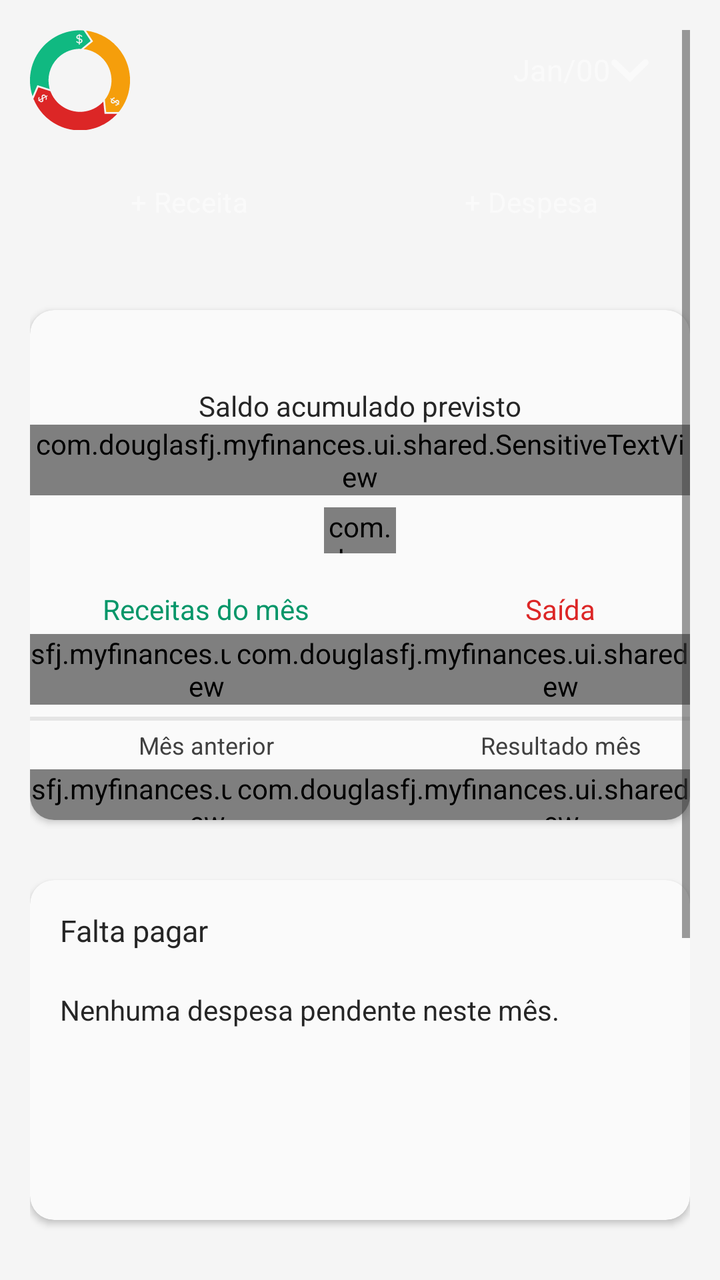
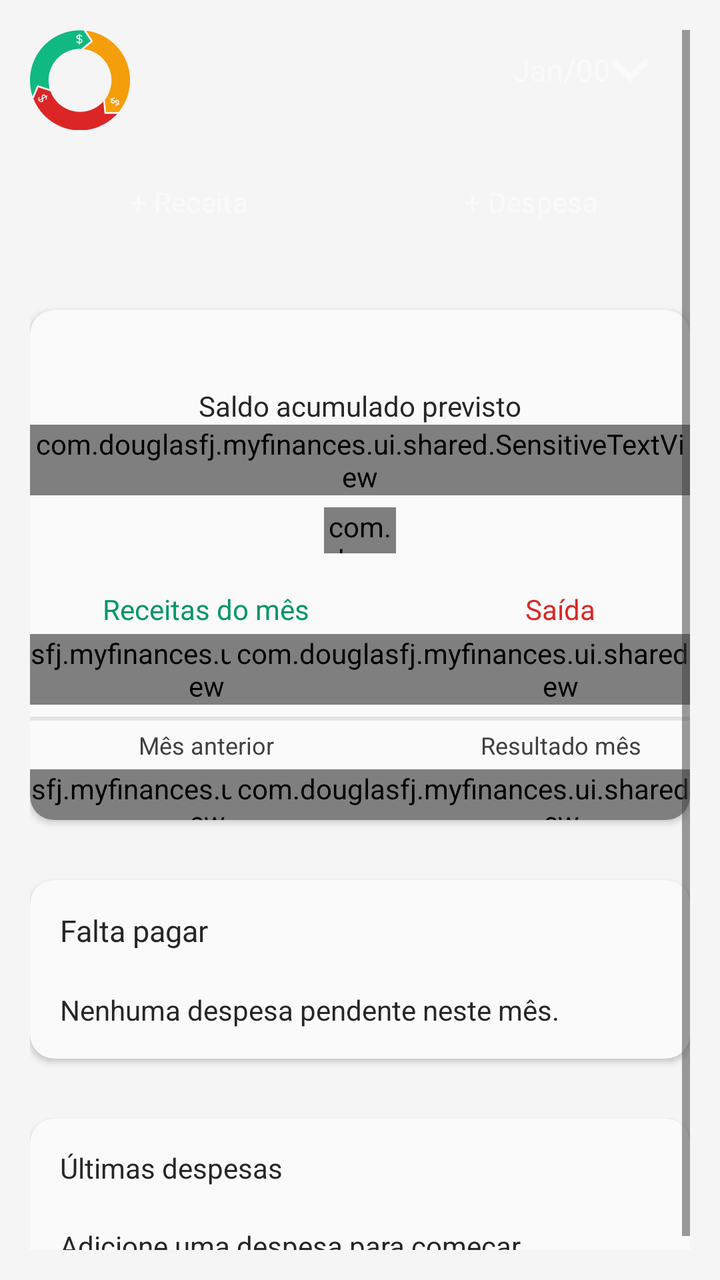

The first picture is an Android layout as it rendered before a commit; the second is the same layout after the commit. The layout source and the unified diff follow.
<!-- AndroidManifest.xml: application theme Theme.MyFinances -->
<!-- res/layout/fragment_home.xml -->
<?xml version="1.0" encoding="utf-8"?>
<androidx.constraintlayout.widget.ConstraintLayout xmlns:android="http://schemas.android.com/apk/res/android"
    xmlns:app="http://schemas.android.com/apk/res-auto"
    xmlns:tools="http://schemas.android.com/tools"
    android:layout_width="match_parent"
    android:layout_height="match_parent"
    tools:context=".ui.home.HomeFragment">

    <ScrollView
        android:layout_width="match_parent"
        android:layout_height="match_parent"
        android:background="@color/neutral_100"
        android:padding="15dp"
        app:layout_constraintTop_toTopOf="parent">

        <androidx.constraintlayout.widget.ConstraintLayout
            android:id="@+id/fragment_home_constraint_wrapper"
            android:layout_width="match_parent"
            android:layout_height="wrap_content">

            <androidx.constraintlayout.widget.ConstraintLayout
                android:id="@+id/fragment_home_constraint_l_icon"
                android:layout_width="match_parent"
                android:layout_height="wrap_content"
                app:layout_constraintLeft_toLeftOf="parent"
                app:layout_constraintTop_toTopOf="parent">

                <ImageView
                    android:layout_width="50dp"
                    android:layout_height="50dp"
                    android:src="@drawable/circlemyfinances"
                    app:layout_constraintStart_toStartOf="parent"
                    app:layout_constraintTop_toTopOf="parent" />

                <Button
                    android:id="@+id/fragment_home_mes_selection"
                    style="?attr/buttonStyle"
                    android:textColor="@color/neutral_50"
                    android:layout_width="wrap_content"
                    android:layout_height="40dp"
                    android:drawableEnd="@drawable/arrow"
                    android:drawableTint="@color/neutral_50"
                    android:paddingHorizontal="20dp"
                    android:paddingVertical="5dp"
                    android:text="@string/default_month_text"
                    android:textSize="15sp"
                    app:layout_constraintEnd_toEndOf="parent"
                    app:layout_constraintTop_toTopOf="parent" />

            </androidx.constraintlayout.widget.ConstraintLayout>

            <LinearLayout
                android:id="@+id/fragment_home_actions"
                android:layout_width="match_parent"
                android:layout_height="wrap_content"
                android:orientation="horizontal"
                android:layout_marginTop="12dp"
                app:layout_constraintTop_toBottomOf="@id/fragment_home_constraint_l_icon">
                <Button android:id="@+id/fragment_home_add_income"
                    android:textColor="@color/neutral_50"
                    android:layout_width="0dp" android:layout_weight="1"
                    android:layout_marginRight="12dp"
                    android:backgroundTint="@color/emerald_700"
                    android:layout_height="wrap_content" android:text="+ Receita"/>
                <Button android:id="@+id/fragment_home_add_expense"
                    android:textColor="@color/neutral_50"
                    android:layout_width="0dp" android:layout_weight="1"
                    android:backgroundTint="@color/red_700"
                    android:layout_height="wrap_content" android:text="+ Despesa"/>
            </LinearLayout>

            <com.google.android.material.card.MaterialCardView
                android:id="@+id/fragment_home_card_saldos"
                style="@style/Widget.MyFinances.HomeBox"
                android:layout_width="match_parent"
                android:layout_height="255dp"
                android:layout_marginTop="30dp"
                app:layout_constraintTop_toBottomOf="@+id/fragment_home_actions">

                <androidx.constraintlayout.widget.ConstraintLayout
                    android:layout_width="match_parent"
                    android:layout_height="match_parent">

                    <TextView
                        android:id="@+id/fragment_home_saldo_conta_alias"
                        android:layout_width="wrap_content"
                        android:layout_height="wrap_content"
                        android:text="Saldo acumulado previsto"
                        android:textSize="14sp"
                        android:textColor="@color/neutral_800"
                        app:layout_constraintBottom_toBottomOf="parent"
                        app:layout_constraintEnd_toEndOf="parent"
                        app:layout_constraintStart_toStartOf="parent"
                        app:layout_constraintTop_toTopOf="parent"
                        app:layout_constraintVertical_bias="0.162" />

                    <com.douglasfj.myfinances.ui.shared.SensitiveTextView
                        android:id="@+id/fragment_home_saldo_conta"
                        android:layout_width="wrap_content"
                        android:layout_height="wrap_content"
                        android:text="@string/str_default_money"
                        android:textColor="@color/neutral_950"
                        android:textSize="20sp"
                        app:layout_constraintEnd_toEndOf="parent"
                        app:layout_constraintStart_toStartOf="parent"
                        app:layout_constraintTop_toBottomOf="@+id/fragment_home_saldo_conta_alias" />


                    <com.douglasfj.myfinances.ui.shared.SetSentiveImageButtonView
                        android:id="@+id/fragment_home_sensitive_visibility_button"
                        android:layout_width="36dp"
                        android:layout_height="23dp"
                        android:layout_marginTop="6dp"
                        android:background="@color/transparent"
                        android:scaleType="centerInside"
                        app:layout_constraintEnd_toEndOf="parent"
                        app:layout_constraintStart_toStartOf="parent"
                        app:layout_constraintTop_toBottomOf="@+id/fragment_home_saldo_conta"
                        app:tint="@color/neutral_800" />

                    <TextView
                        android:id="@+id/fragment_home_saldo_entrada_alias"
                        android:layout_width="wrap_content"
                        android:layout_height="wrap_content"
                        android:text="Receitas do mês"
                        android:textColor="@color/emerald_600"
                        android:textSize="14sp"
                        app:layout_constraintBottom_toBottomOf="parent"
                        app:layout_constraintEnd_toEndOf="parent"
                        app:layout_constraintHorizontal_bias="0.16"
                        app:layout_constraintStart_toStartOf="parent"
                        app:layout_constraintTop_toTopOf="parent"
                        app:layout_constraintVertical_bias="0.593" />

                    <com.douglasfj.myfinances.ui.shared.SensitiveTextView
                        android:id="@+id/fragment_home_saldo_entrada"
                        android:layout_width="wrap_content"
                        android:layout_height="wrap_content"
                        android:layout_marginTop="3dp"
                        android:text="@string/str_default_money"
                        android:textColor="@color/emerald_950"
                        android:textSize="16sp"
                        app:layout_constraintEnd_toEndOf="@+id/fragment_home_saldo_entrada_alias"
                        app:layout_constraintStart_toStartOf="@+id/fragment_home_saldo_entrada_alias"
                        app:layout_constraintTop_toBottomOf="@+id/fragment_home_saldo_entrada_alias" />

                    <TextView
                        android:id="@+id/fragment_home_saldo_saida_alias"
                        android:layout_width="wrap_content"
                        android:layout_height="wrap_content"
                        android:text="Saída"
                        android:textColor="@color/red_600"
                        android:textSize="14sp"
                        app:layout_constraintBottom_toBottomOf="parent"
                        app:layout_constraintEnd_toEndOf="parent"
                        app:layout_constraintHorizontal_bias="0.84"
                        app:layout_constraintStart_toStartOf="parent"
                        app:layout_constraintTop_toTopOf="parent"
                        app:layout_constraintVertical_bias="0.593" />

                    <com.douglasfj.myfinances.ui.shared.SensitiveTextView
                        android:id="@+id/fragment_home_saldo_saida"
                        android:layout_width="wrap_content"
                        android:layout_height="wrap_content"
                        android:layout_marginTop="3dp"
                        android:text="@string/str_default_money"
                        android:textColor="@color/red_950"
                        android:textSize="16sp"
                        app:layout_constraintEnd_toEndOf="@+id/fragment_home_saldo_saida_alias"
                        app:layout_constraintStart_toStartOf="@+id/fragment_home_saldo_saida_alias"
                        app:layout_constraintTop_toBottomOf="@+id/fragment_home_saldo_saida_alias" />

                    <LinearLayout
                        android:layout_width="match_parent"
                        android:layout_height="2dp"
                        android:layout_marginTop="6dp"
                        android:gravity="center"
                        android:background="@color/neutral_200"
                        app:layout_constraintTop_toBottomOf="@id/fragment_home_saldo_saida"/>

                    <TextView
                        android:id="@+id/fragment_home_saldo_anterior_alias"
                        android:layout_width="wrap_content"
                        android:layout_height="wrap_content"
                        android:layout_marginTop="12dp"
                        android:text="Mês anterior"
                        android:textColor="@color/neutral_700"
                        android:textSize="12sp"
                        app:layout_constraintStart_toStartOf="@+id/fragment_home_saldo_entrada"
                        app:layout_constraintEnd_toEndOf="@+id/fragment_home_saldo_entrada"
                        app:layout_constraintTop_toBottomOf="@+id/fragment_home_saldo_entrada" />

                    <com.douglasfj.myfinances.ui.shared.SensitiveTextView
                        android:id="@+id/fragment_home_saldo_anterior"
                        android:layout_width="wrap_content"
                        android:layout_height="wrap_content"
                        android:layout_marginTop="4dp"
                        android:text="R$ 000,00"
                        android:textSize="12sp"
                        android:textColor="@color/neutral_600"
                        app:layout_constraintStart_toStartOf="@+id/fragment_home_saldo_anterior_alias"
                        app:layout_constraintEnd_toEndOf="@id/fragment_home_saldo_anterior_alias"
                        app:layout_constraintTop_toBottomOf="@id/fragment_home_saldo_anterior_alias"/>

                    <TextView
                        android:id="@+id/fragment_home_resultado_mes_alias"
                        android:layout_width="wrap_content"
                        android:layout_height="wrap_content"
                        android:layout_marginTop="12dp"
                        android:text="Resultado mês"
                        android:textColor="@color/neutral_700"
                        android:textSize="12sp"
                        app:layout_constraintStart_toStartOf="@+id/fragment_home_saldo_saida"
                        app:layout_constraintEnd_toEndOf="@+id/fragment_home_saldo_saida"
                        app:layout_constraintTop_toBottomOf="@+id/fragment_home_saldo_saida" />

                    <com.douglasfj.myfinances.ui.shared.SensitiveTextView
                        android:id="@+id/fragment_home_resultado_mes"
                        android:layout_width="wrap_content"
                        android:layout_height="wrap_content"
                        android:layout_marginTop="4dp"
                        android:text="R$ 000,00"
                        android:textSize="12sp"
                        android:textColor="@color/neutral_600"
                        app:layout_constraintStart_toStartOf="@id/fragment_home_resultado_mes_alias"
                        app:layout_constraintEnd_toEndOf="@id/fragment_home_resultado_mes_alias"
                        app:layout_constraintTop_toBottomOf="@id/fragment_home_resultado_mes_alias"/>

                </androidx.constraintlayout.widget.ConstraintLayout>
            </com.google.android.material.card.MaterialCardView>

            <com.google.android.material.card.MaterialCardView
                android:id="@+id/fragment_home_card_falta_pagar"
                style="@style/Widget.MyFinances.HomeBox"
                android:layout_width="match_parent"
                android:layout_height="170dp"
                android:layout_marginTop="30dp"
                app:layout_constraintTop_toBottomOf="@+id/fragment_home_card_saldos">
                <androidx.constraintlayout.widget.ConstraintLayout
                    android:layout_width="match_parent"
                    android:layout_height="match_parent"
                    android:padding="15dp">

                    <androidx.constraintlayout.widget.ConstraintLayout
                        android:id="@+id/fragment_home_title_falta_pagar"
                        android:layout_width="match_parent"
                        android:layout_height="wrap_content"
                        app:layout_constraintLeft_toLeftOf="parent"
                        app:layout_constraintTop_toTopOf="parent">

                        <TextView
                            android:layout_width="wrap_content"
                            android:layout_height="wrap_content"
                            android:text="@string/str_card_falta_pagar"
                            android:textColor="@color/neutral_800"
                            android:textSize="15sp"
                            app:layout_constraintStart_toStartOf="parent"
                            app:layout_constraintTop_toTopOf="parent" />

                    </androidx.constraintlayout.widget.ConstraintLayout>

                    <GridView
                        android:id="@+id/fragment_home_lista_falta_pagar"
                        android:layout_width="match_parent"
                        android:layout_height="116dp"
                        android:numColumns="2"
                        android:verticalSpacing="10dp"
                        app:layout_constraintStart_toStartOf="parent"
                        app:layout_constraintTop_toBottomOf="@+id/fragment_home_title_falta_pagar"
                        tools:listitem="@layout/layout_despesa" />
                    <TextView android:id="@+id/fragment_home_pending_empty"
                        android:textColor="@color/neutral_800"
                        android:layout_width="match_parent" android:layout_height="wrap_content"
                        android:text="Nenhuma despesa pendente neste mês."
                        android:paddingTop="20dp"
                        app:layout_constraintTop_toBottomOf="@id/fragment_home_title_falta_pagar"/>
                </androidx.constraintlayout.widget.ConstraintLayout>
            </com.google.android.material.card.MaterialCardView>

            <com.google.android.material.card.MaterialCardView
                android:layout_width="match_parent"
                android:layout_height="220dp"
                android:layout_marginTop="30dp"
                style="@style/Widget.MyFinances.HomeBox"
                app:layout_constraintTop_toBottomOf="@id/fragment_home_card_falta_pagar">
                <androidx.constraintlayout.widget.ConstraintLayout
                    android:layout_width="match_parent"
                    android:layout_height="match_parent"
                    android:padding="15dp">

                    <TextView
                        android:id="@+id/textView"
                        android:textColor="@color/neutral_800"
                        android:layout_width="wrap_content"
                        android:layout_height="wrap_content"
                        android:text="@string/str_card_ultimas_despesas"
                        app:layout_constraintLeft_toLeftOf="parent"
                        app:layout_constraintTop_toTopOf="parent" />

                    <ListView
                        android:id="@+id/fragment_home_lista_ultimas_despesas"
                        android:layout_width="match_parent"
                        android:layout_height="170dp"
                        app:layout_constraintStart_toStartOf="parent"
                        app:layout_constraintTop_toBottomOf="@+id/textView"
                        tools:listitem="@layout/layout_ultimas_despesas"/>
                    <TextView android:id="@+id/fragment_home_recent_empty"
                        android:textColor="@color/neutral_800"
                        android:layout_width="match_parent" android:layout_height="wrap_content"
                        android:text="Adicione uma despesa para começar."
                        android:paddingTop="20dp"
                        app:layout_constraintTop_toBottomOf="@id/textView"/>

                </androidx.constraintlayout.widget.ConstraintLayout>
            </com.google.android.material.card.MaterialCardView>

        </androidx.constraintlayout.widget.ConstraintLayout>
    </ScrollView>

</androidx.constraintlayout.widget.ConstraintLayout>
<!-- res/layout/layout_despesa.xml (included above) -->
<?xml version="1.0" encoding="utf-8"?>
<androidx.constraintlayout.widget.ConstraintLayout xmlns:android="http://schemas.android.com/apk/res/android"
    xmlns:tools="http://schemas.android.com/tools"
    android:layout_width="wrap_content"
    android:layout_height="40dp"
    xmlns:app="http://schemas.android.com/apk/res-auto">

    <androidx.constraintlayout.widget.ConstraintLayout
        android:id="@+id/layout_despesa_wrapper_imagem"
        android:layout_width="40dp"
        android:layout_height="match_parent"
        android:background="@drawable/circle"
        android:backgroundTint="@color/neutral_300"
        app:layout_constraintStart_toStartOf="parent">

        <ImageView
            android:id="@+id/layout_despesa_imagem"
            android:layout_width="25dp"
            android:layout_height="25dp"
            android:src="@drawable/base"
            app:tint="@color/neutral_950"
            app:layout_constraintBottom_toBottomOf="parent"
            app:layout_constraintEnd_toEndOf="parent"
            app:layout_constraintStart_toStartOf="parent"
            app:layout_constraintTop_toTopOf="parent" />
    </androidx.constraintlayout.widget.ConstraintLayout>

    <androidx.constraintlayout.widget.ConstraintLayout
        android:id="@+id/layout_despesa_wrapper_textos"
        android:layout_width="wrap_content"
        android:layout_height="wrap_content"
        android:layout_marginStart="6dp"
        app:layout_constraintTop_toTopOf="parent"
        app:layout_constraintBottom_toBottomOf="parent"
        app:layout_constraintLeft_toRightOf="@id/layout_despesa_wrapper_imagem">

        <TextView
            android:id="@+id/layout_despesa_nome_despesa"
            android:layout_width="wrap_content"
            android:layout_height="wrap_content"
            android:layout_marginBottom="2dp"
            android:textSize="12sp"
            android:text="@string/str_default_nome_despesa"
            android:textColor="@color/neutral_950"
            app:layout_constraintTop_toTopOf="parent"
            app:layout_constraintLeft_toLeftOf="parent"/>

        <com.douglasfj.myfinances.ui.shared.SensitiveTextView
            android:id="@+id/layout_despesa_despesa"
            android:layout_width="wrap_content"
            android:layout_height="wrap_content"
            android:textSize="11sp"
            android:text="@string/str_default_money"
            android:textColor="@color/neutral_700"
            app:layout_constraintTop_toBottomOf="@id/layout_despesa_nome_despesa"
            app:layout_constraintLeft_toLeftOf="parent"/>
    </androidx.constraintlayout.widget.ConstraintLayout>
</androidx.constraintlayout.widget.ConstraintLayout>
<!-- res/layout/layout_ultimas_despesas.xml (included above) -->
<?xml version="1.0" encoding="utf-8"?>
<androidx.constraintlayout.widget.ConstraintLayout xmlns:android="http://schemas.android.com/apk/res/android"
    android:layout_width="match_parent"
    android:layout_height="wrap_content"
    android:padding="5dp"
    xmlns:app="http://schemas.android.com/apk/res-auto">
    <include layout="@layout/layout_despesa"
        app:layout_constraintTop_toTopOf="parent"
        app:layout_constraintLeft_toLeftOf="parent" />

    <TextView
        android:id="@+id/layout_ultima_despesa_mes"
        android:textColor="@color/neutral_800"
        android:layout_width="wrap_content"
        android:layout_height="wrap_content"
        android:text="@string/default_month_text"
        android:textSize="15sp"
        app:layout_constraintBottom_toBottomOf="parent"
        app:layout_constraintRight_toRightOf="parent"
        app:layout_constraintTop_toTopOf="parent" />
</androidx.constraintlayout.widget.ConstraintLayout>
<!-- resources referenced by this layout -->
<resources>
  <color name="emerald_600">#059669</color>
  <color name="emerald_700">#047857</color>
  <color name="emerald_950">#022C22</color>
  <color name="neutral_100">#F5F5F5</color>
  <color name="neutral_200">#E5E5E5</color>
  <color name="neutral_300">#D4D4D4</color>
  <color name="neutral_50">#FAFAFA</color>
  <color name="neutral_600">#525252</color>
  <color name="neutral_700">#404040</color>
  <color name="neutral_800">#262626</color>
  <color name="neutral_950">#0A0A0A</color>
  <color name="red_600">#DC2626</color>
  <color name="red_700">#B91C1C</color>
  <color name="red_950">#450A0A</color>
  <color name="transparent">#00FFFFFF</color>
  <!-- drawable arrow (drawable) -->
  <vector xmlns:android="http://schemas.android.com/apk/res/android"
      android:width="20dp"
      android:height="12dp"
      android:viewportWidth="20"
      android:viewportHeight="12">
    <path
        android:pathData="M1.14,3.433C0.511,2.822 0.511,1.832 1.14,1.222V1.222C1.77,0.611 2.791,0.611 3.421,1.222L12.258,9.789L9.978,12L1.14,3.433Z"
        android:fillColor="@color/neutral_800"/>
    <path
        android:pathData="M16.579,1.105C17.209,0.495 18.23,0.495 18.86,1.105V1.105C19.49,1.716 19.49,2.706 18.86,3.316L10.023,11.884L7.742,9.673L16.579,1.105Z"
        android:fillColor="@color/neutral_800"/>
  </vector>
  <!-- drawable circle (drawable) -->
  <?xml version="1.0" encoding="utf-8"?>
  <shape xmlns:android="http://schemas.android.com/apk/res/android"
      android:shape="oval">
      <solid android:color="@color/neutral_50"/>
  </shape>
  <string name="default_month_text">Jan/00</string>
  <string name="str_card_falta_pagar">Falta pagar</string>
  <string name="str_card_ultimas_despesas">Últimas despesas</string>
  <string name="str_default_money">R$ 000,00</string>
  <string name="str_default_nome_despesa">Nome da Despesa</string>
  <style name="Widget.MyFinances.HomeBox" parent="">
          <item name="cardBackgroundColor">@color/neutral_50</item>
          <item name="strokeWidth">0dp</item>
          <item name="cardElevation">2dp</item>
      </style>
  <color name="emerald_100">#D1FAE5</color>
  <color name="amber_700">#B45309</color>
  <color name="amber_100">#FEF3C7</color>
  <color name="amber_950">#451A03</color>
  <color name="emerald_200">#A7F3D0</color>
  <color name="neutral_500">#737373</color>
  <color name="red_100">#FEE2E2</color>
  <style name="Widget.MyFinances.TextView" parent="Widget.AppCompat.TextView">
          <item name="android:textColor">@color/neutral_950</item>
      </style>
  <style name="Widget.MyFinances.Button" parent="Widget.Material3.Button">
          <item name="android:textColor">@color/neutral_50</item>
          <item name="android:elevation">6dp</item>
          <item name="android:translationZ">2dp</item>
      </style>
  <style name="ThemeOverlay.MyFinances.AlertDialog" parent="ThemeOverlay.AppCompat.Dialog.Alert">
          <item name="android:windowBackground">@color/dialog_background</item>
          <item name="android:colorBackgroundFloating">@color/dialog_background</item>
          <item name="android:textColorPrimary">@color/dialog_text</item>
          <item name="android:textColorSecondary">@color/dialog_text</item>
          <item name="colorAccent">@color/dialog_action</item>
          <item name="buttonBarPositiveButtonStyle">@style/Widget.MyFinances.DialogButton</item>
          <item name="buttonBarNegativeButtonStyle">@style/Widget.MyFinances.DialogButton</item>
          <item name="buttonBarNeutralButtonStyle">@style/Widget.MyFinances.DialogButton</item>
      </style>
  <color name="dialog_background">@color/neutral_50</color>
  <color name="dialog_text">@color/neutral_800</color>
  <color name="dialog_action">@color/emerald_700</color>
  <style name="Widget.MyFinances.DialogButton" parent="Widget.AppCompat.Button.ButtonBar.AlertDialog">
          <item name="android:textColor">@color/dialog_action</item>
      </style>
  <!-- unchanged entries left out for length: 3 -->
</resources>

<!-- the commit's change to res/layout/fragment_home.xml (unified diff, before → after) -->
@@ -233,7 +233,7 @@
                 android:id="@+id/fragment_home_card_falta_pagar"
                 style="@style/Widget.MyFinances.HomeBox"
                 android:layout_width="match_parent"
-                android:layout_height="170dp"
+                android:layout_height="wrap_content"
                 android:layout_marginTop="30dp"
                 app:layout_constraintTop_toBottomOf="@+id/fragment_home_card_saldos">
                 <androidx.constraintlayout.widget.ConstraintLayout
@@ -262,7 +262,7 @@
                     <GridView
                         android:id="@+id/fragment_home_lista_falta_pagar"
                         android:layout_width="match_parent"
-                        android:layout_height="116dp"
+                        android:layout_height="wrap_content"
                         android:numColumns="2"
                         android:verticalSpacing="10dp"
                         app:layout_constraintStart_toStartOf="parent"
@@ -279,7 +279,7 @@
 
             <com.google.android.material.card.MaterialCardView
                 android:layout_width="match_parent"
-                android:layout_height="220dp"
+                android:layout_height="wrap_content"
                 android:layout_marginTop="30dp"
                 style="@style/Widget.MyFinances.HomeBox"
                 app:layout_constraintTop_toBottomOf="@id/fragment_home_card_falta_pagar">
@@ -300,7 +300,7 @@
                     <ListView
                         android:id="@+id/fragment_home_lista_ultimas_despesas"
                         android:layout_width="match_parent"
-                        android:layout_height="170dp"
+                        android:layout_height="wrap_content"
                         app:layout_constraintStart_toStartOf="parent"
                         app:layout_constraintTop_toBottomOf="@+id/textView"
                         tools:listitem="@layout/layout_ultimas_despesas"/>
